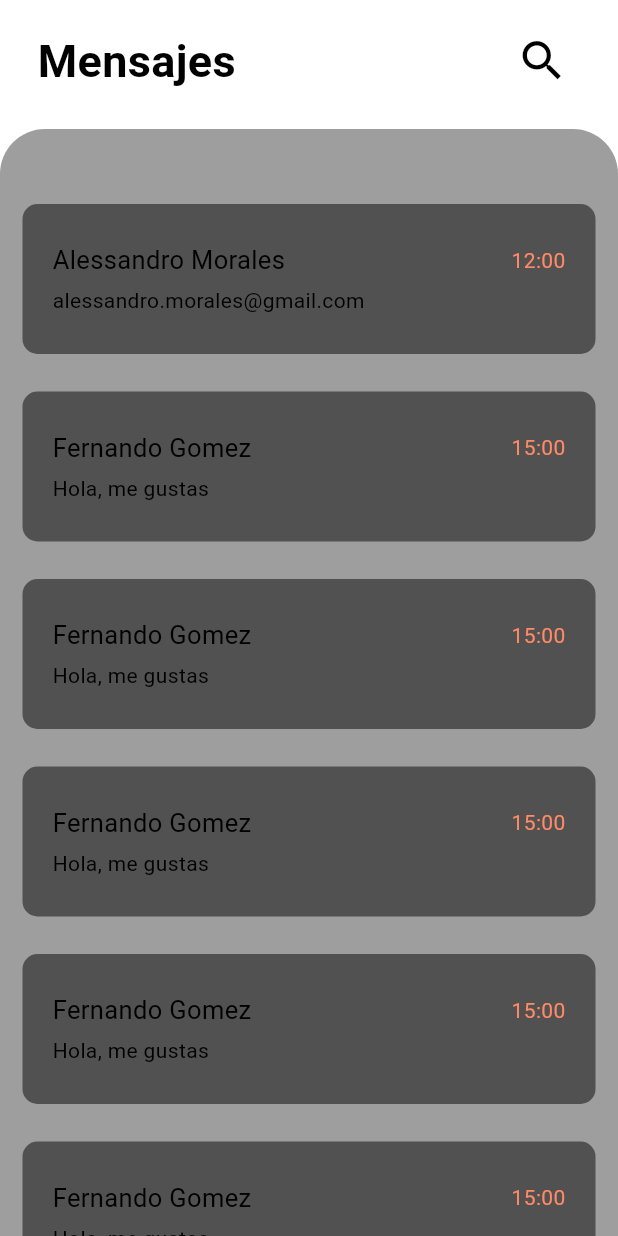
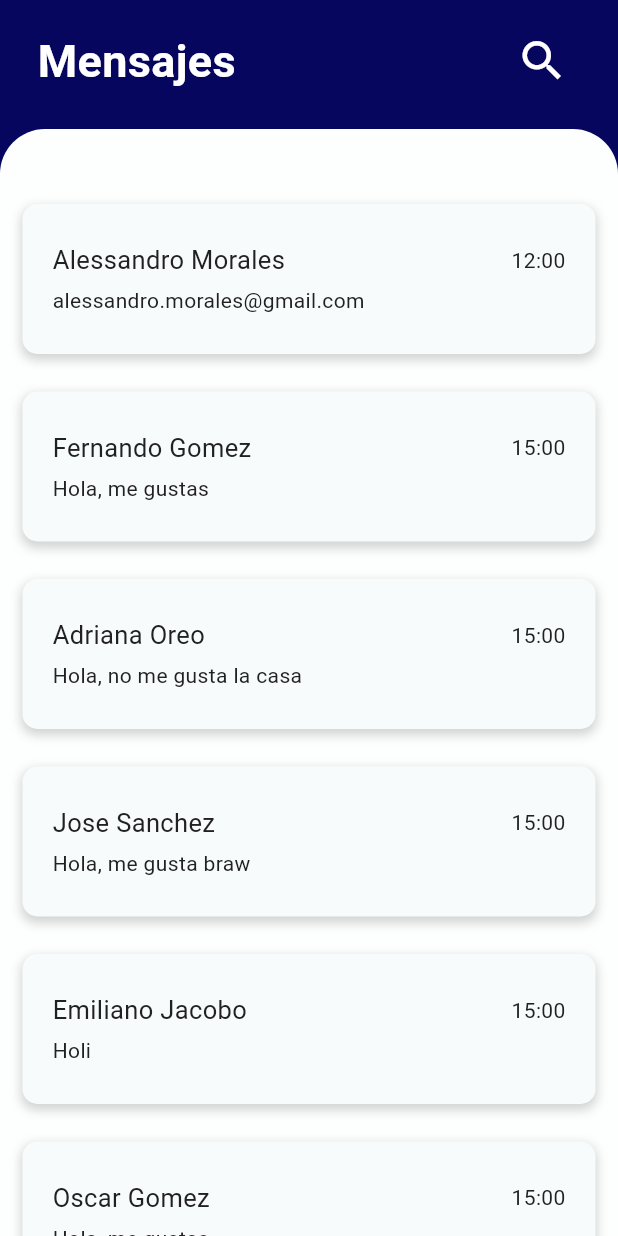
Before and after one commit to Danie0822/habbit_mobil_flutter, a Flutter app: the MessagesScreen screen opened directly, on a phone screen of 412 x 824 dp. Run offline on Flutter 3.47's test engine with Material 3 defaults, Android fonts, the phone set to English and light mode, and no system bars; our stand-ins replace animated_bottom_navigation_bar, go_router.

Commit message:
Finalizacion del diseño de la visualizacion de los chats con modo oscuro y de ahi creacion ya para visuslizacion del chat

```diff
--- /dev/null
+++ b/lib/screens/chat_screen.dart
@@ -0,0 +1,13 @@
+import 'package:flutter/material.dart';
+import 'package:habbit_mobil_flutter/utils/constants/colors.dart';
+import 'package:habbit_mobil_flutter/utils/theme/theme_utils.dart';
+
+class ChatScreen extends StatelessWidget {
+  @override
+  Widget build(BuildContext context) {
+
+    return Scaffold(
+
+    );
+  }
+}
--- a/lib/screens/messages_screen.dart
+++ b/lib/screens/messages_screen.dart
@@ -1,9 +1,21 @@
 import 'package:flutter/material.dart';
+import 'package:habbit_mobil_flutter/utils/constants/colors.dart';
+import 'package:habbit_mobil_flutter/utils/theme/theme_utils.dart';
 
 class MessagesScreen extends StatelessWidget {
   @override
   Widget build(BuildContext context) {
+    final Color containerMain = ThemeUtils.getColorBasedOnBrightness(
+        context, colorBackGroundMessageContainerLight, almostBlackColor);
+
+    final Color containerMessage = ThemeUtils.getColorBasedOnBrightness(
+        context, contenedorMensajeLight, contenedorMensajeDark);
+
+    final Color textName = ThemeUtils.getColorBasedOnBrightness(
+        context, textColor, lightTextColor);
+
     return Scaffold(
+      backgroundColor: colorBackGroundMessage,
       body: SafeArea(
         child: Column(
           crossAxisAlignment: CrossAxisAlignment.start,
@@ -18,12 +30,12 @@ class MessagesScreen extends StatelessWidget {
                     style: TextStyle(
                         fontWeight: FontWeight.bold,
                         fontSize: 30,
-                        color: Colors.black),
+                        color: whiteColor),
                   ),
                   IconButton(
                     onPressed: () {},
                     icon: const Icon(Icons.search),
-                    color: Colors.black,
+                    color: whiteColor,
                     iconSize: 35.0,
                   )
                 ],
@@ -35,9 +47,9 @@ class MessagesScreen extends StatelessWidget {
             Expanded(
               child: Container(
                 width: double.infinity,
-                decoration: const BoxDecoration(
-                    color: Colors.grey,
-                    borderRadius: BorderRadius.only(
+                decoration: BoxDecoration(
+                    color: containerMain,
+                    borderRadius: const BorderRadius.only(
                       topLeft: Radius.circular(30),
                       topRight: Radius.circular(30),
                     )),
@@ -56,9 +68,17 @@ class MessagesScreen extends StatelessWidget {
                           height: 100,
                           width: double.infinity,
                           padding: const EdgeInsets.symmetric(horizontal: 20, vertical: 10),
-                          decoration: const BoxDecoration(
-                            color: Color.fromARGB(255, 82, 81, 81),
-                            borderRadius: BorderRadius.all(Radius.circular(10)),
+                          decoration: BoxDecoration(
+                            color: containerMessage,
+                            borderRadius: const BorderRadius.all(Radius.circular(10)),
+                            boxShadow: [
+                              BoxShadow(
+                                color: textName.withOpacity(0.2),
+                                spreadRadius: 1,
+                                blurRadius: 5,
+                                offset: Offset(0, 3), // Cambia la posición del sombreado
+                              ),
+                            ],
                           ),
                           child: Column(
                             mainAxisAlignment: MainAxisAlignment.center,
@@ -67,23 +87,23 @@ class MessagesScreen extends StatelessWidget {
                               Row(
                                 mainAxisAlignment: MainAxisAlignment.spaceBetween,
                                 children: [
-                                  const Text(
+                                  Text(
                                     'Alessandro Morales',
                                     style: TextStyle(
-                                      color: Colors.black,
+                                      color: textName,
                                       fontSize: 17,
                                     ),
                                   ),
                                   Text(
                                     '12:00',
-                                    style: TextStyle(color: Colors.deepOrange[300]),
+                                    style: TextStyle(color: textName),
                                   ),
                                 ],
                               ),
                               const SizedBox(height: 5),
-                              const Text(
+                              Text(
                                 'alessandro.morales@gmail.com',
-                                style: TextStyle(color: Colors.black),
+                                style: TextStyle(color: textName),
                               ),
                             ],
                           ),
@@ -97,9 +117,17 @@ class MessagesScreen extends StatelessWidget {
                           height: 100,
                           width: double.infinity,
                           padding: const EdgeInsets.symmetric(horizontal: 20, vertical: 10),
-                          decoration: const BoxDecoration(
-                            color: Color.fromARGB(255, 82, 81, 81),
-                            borderRadius: BorderRadius.all(Radius.circular(10)),
+                          decoration: BoxDecoration(
+                            color: containerMessage,
+                            borderRadius: const BorderRadius.all(Radius.circular(10)),
+                            boxShadow: [
+                              BoxShadow(
+                                color: textName.withOpacity(0.2),
+                                spreadRadius: 1,
+                                blurRadius: 5,
+                                offset: Offset(0, 3),
+                              ),
+                            ],
                           ),
                           child: Column(
                             mainAxisAlignment: MainAxisAlignment.center,
@@ -108,23 +136,23 @@ class MessagesScreen extends StatelessWidget {
                               Row(
                                 mainAxisAlignment: MainAxisAlignment.spaceBetween,
                                 children: [
-                                  const Text(
+                                  Text(
                                     'Fernando Gomez',
                                     style: TextStyle(
-                                      color: Colors.black,
+                                      color: textName,
                                       fontSize: 17,
                                     ),
                                   ),
                                   Text(
                                     '15:00',
-                                    style: TextStyle(color: Colors.deepOrange[300]),
+                                    style: TextStyle(color: textName),
                                   ),
                                 ],
                               ),
                               const SizedBox(height: 5),
-                              const Text(
+                              Text(
                                 'Hola, me gustas',
-                                style: TextStyle(color: Colors.black),
+                                style: TextStyle(color: textName),
                               ),
                             ],
                           ),
@@ -138,9 +166,17 @@ class MessagesScreen extends StatelessWidget {
                           height: 100,
                           width: double.infinity,
                           padding: const EdgeInsets.symmetric(horizontal: 20, vertical: 10),
-                          decoration: const BoxDecoration(
-                            color: Color.fromARGB(255, 82, 81, 81),
-                            borderRadius: BorderRadius.all(Radius.circular(10)),
+                          decoration: BoxDecoration(
+                            color: containerMessage,
+                            borderRadius: const BorderRadius.all(Radius.circular(10)),
+                            boxShadow: [
+                              BoxShadow(
+                                color: textName.withOpacity(0.2),
+                                spreadRadius: 1,
+                                blurRadius: 5,
+                                offset: Offset(0, 3),
+                              ),
+                            ],
                           ),
                           child: Column(
                             mainAxisAlignment: MainAxisAlignment.center,
@@ -149,23 +185,23 @@ class MessagesScreen extends StatelessWidget {
                               Row(
                                 mainAxisAlignment: MainAxisAlignment.spaceBetween,
                                 children: [
-                                  const Text(
-                                    'Fernando Gomez',
+                                  Text(
+                                    'Adriana Oreo',
                                     style: TextStyle(
-                                      color: Colors.black,
+                                      color: textName,
                                       fontSize: 17,
                                     ),
                                   ),
                                   Text(
                                     '15:00',
-                                    style: TextStyle(color: Colors.deepOrange[300]),
+                                    style: TextStyle(color: textName),
                                   ),
                                 ],
                               ),
                               const SizedBox(height: 5),
-                              const Text(
-                                'Hola, me gustas',
-                                style: TextStyle(color: Colors.black),
+                              Text(
+                                'Hola, no me gusta la casa',
+                                style: TextStyle(color: textName),
                               ),
                             ],
                           ),
@@ -179,9 +215,17 @@ class MessagesScreen extends StatelessWidget {
                           height: 100,
                           width: double.infinity,
                           padding: const EdgeInsets.symmetric(horizontal: 20, vertical: 10),
-                          decoration: const BoxDecoration(
-                            color: Color.fromARGB(255, 82, 81, 81),
-                            borderRadius: BorderRadius.all(Radius.circular(10)),
+                          decoration: BoxDecoration(
+                            color: containerMessage,
+                            borderRadius: const BorderRadius.all(Radius.circular(10)),
+                            boxShadow: [
+                              BoxShadow(
+                                color: textName.withOpacity(0.2),
+                                spreadRadius: 1,
+                                blurRadius: 5,
+                                offset: Offset(0, 3),
+                              ),
+                            ],
                           ),
                           child: Column(
                             mainAxisAlignment: MainAxisAlignment.center,
@@ -190,23 +234,23 @@ class MessagesScreen extends StatelessWidget {
                               Row(
                                 mainAxisAlignment: MainAxisAlignment.spaceBetween,
                                 children: [
-                                  const Text(
-                                    'Fernando Gomez',
+                                  Text(
+                                    'Jose Sanchez',
                                     style: TextStyle(
-                                      color: Colors.black,
+                                      color: textName,
                                       fontSize: 17,
                                     ),
                                   ),
                                   Text(
                                     '15:00',
-                                    style: TextStyle(color: Colors.deepOrange[300]),
+                                    style: TextStyle(color: textName),
                                   ),
                                 ],
                               ),
                               const SizedBox(height: 5),
-                              const Text(
-                                'Hola, me gustas',
-                                style: TextStyle(color: Colors.black),
+                              Text(
+                                'Hola, me gusta braw',
+                                style: TextStyle(color: textName),
                               ),
                             ],
                           ),
@@ -220,9 +264,17 @@ class MessagesScreen extends StatelessWidget {
                           height: 100,
                           width: double.infinity,
                           padding: const EdgeInsets.symmetric(horizontal: 20, vertical: 10),
-                          decoration: const BoxDecoration(
-                            color: Color.fromARGB(255, 82, 81, 81),
-                            borderRadius: BorderRadius.all(Radius.circular(10)),
+                          decoration: BoxDecoration(
+                            color: containerMessage,
+                            borderRadius: const BorderRadius.all(Radius.circular(10)),
+                            boxShadow: [
+                              BoxShadow(
+                                color: textName.withOpacity(0.2),
+                                spreadRadius: 1,
+                                blurRadius: 5,
+                                offset: Offset(0, 3),
+                              ),
+                            ],
                           ),
                           child: Column(
                             mainAxisAlignment: MainAxisAlignment.center,
@@ -231,23 +283,23 @@ class MessagesScreen extends StatelessWidget {
                               Row(
                                 mainAxisAlignment: MainAxisAlignment.spaceBetween,
                                 children: [
-                                  const Text(
-                                    'Fernando Gomez',
+                                  Text(
+                                    'Emiliano Jacobo',
                                     style: TextStyle(
-                                      color: Colors.black,
+                                      color: textName,
                                       fontSize: 17,
                                     ),
                                   ),
                                   Text(
                                     '15:00',
-                                    style: TextStyle(color: Colors.deepOrange[300]),
+                                    style: TextStyle(color: textName),
                                   ),
                                 ],
                               ),
                               const SizedBox(height: 5),
-                              const Text(
-                                'Hola, me gustas',
-                                style: TextStyle(color: Colors.black),
+                              Text(
+                                'Holi',
+                                style: TextStyle(color: textName),
                               ),
                             ],
                           ),
@@ -261,9 +313,17 @@ class MessagesScreen extends StatelessWidget {
                           height: 100,
                           width: double.infinity,
                           padding: const EdgeInsets.symmetric(horizontal: 20, vertical: 10),
-                          decoration: const BoxDecoration(
-                            color: Color.fromARGB(255, 82, 81, 81),
-                            borderRadius: BorderRadius.all(Radius.circular(10)),
+                          decoration: BoxDecoration(
+                            color: containerMessage,
+                            borderRadius: const BorderRadius.all(Radius.circular(10)),
+                            boxShadow: [
+                              BoxShadow(
+                                color: textName.withOpacity(0.2),
+                                spreadRadius: 1,
+                                blurRadius: 5,
+                                offset: Offset(0, 3),
+                              ),
+                            ],
                           ),
                           child: Column(
                             mainAxisAlignment: MainAxisAlignment.center,
@@ -272,23 +332,23 @@ class MessagesScreen extends StatelessWidget {
                               Row(
                                 mainAxisAlignment: MainAxisAlignment.spaceBetween,
                                 children: [
-                                  const Text(
-                                    'Fernando Gomez',
+                                  Text(
+                                    'Oscar Gomez',
                                     style: TextStyle(
-                                      color: Colors.black,
+                                      color: textName,
                                       fontSize: 17,
                                     ),
                                   ),
                                   Text(
                                     '15:00',
-                                    style: TextStyle(color: Colors.deepOrange[300]),
+                                    style: TextStyle(color: textName),
                                   ),
                                 ],
                               ),
                               const SizedBox(height: 5),
-                              const Text(
+                              Text(
                                 'Hola, me gustas',
-                                style: TextStyle(color: Colors.black),
+                                style: TextStyle(color: textName),
                               ),
                             ],
                           ),
@@ -302,9 +362,17 @@ class MessagesScreen extends StatelessWidget {
                           height: 100,
                           width: double.infinity,
                           padding: const EdgeInsets.symmetric(horizontal: 20, vertical: 10),
-                          decoration: const BoxDecoration(
-                            color: Color.fromARGB(255, 82, 81, 81),
-                            borderRadius: BorderRadius.all(Radius.circular(10)),
+                          decoration: BoxDecoration(
+                            color: containerMessage,
+                            borderRadius: const BorderRadius.all(Radius.circular(10)),
+                            boxShadow: [
+                              BoxShadow(
+                                color: textName.withOpacity(0.2),
+                                spreadRadius: 1,
+                                blurRadius: 5,
+                                offset: Offset(0, 3),
+                              ),
+                            ],
                           ),
                           child: Column(
                             mainAxisAlignment: MainAxisAlignment.center,
@@ -313,23 +381,23 @@ class MessagesScreen extends StatelessWidget {
                               Row(
                                 mainAxisAlignment: MainAxisAlignment.spaceBetween,
                                 children: [
-                                  const Text(
-                                    'Fernando Gomez',
+                                  Text(
+                                    'Daniel Gomez',
                                     style: TextStyle(
-                                      color: Colors.black,
+                                      color: textName,
                                       fontSize: 17,
                                     ),
                                   ),
                                   Text(
                                     '15:00',
-                                    style: TextStyle(color: Colors.deepOrange[300]),
+                                    style: TextStyle(color: textName),
                                   ),
                                 ],
                               ),
                               const SizedBox(height: 5),
-                              const Text(
+                              Text(
                                 'Hola, me gustas',
-                                style: TextStyle(color: Colors.black),
+                                style: TextStyle(color: textName),
                               ),
                             ],
                           ),
--- a/lib/utils/constants/colors.dart
+++ b/lib/utils/constants/colors.dart
@@ -12,6 +12,9 @@ const Color colorTextFieldSerach = Color(0xfff8f8f8);
 const Color colorTextPrimaryLight = Color(0xff0d47a1);
 const Color colorTextSecondaryLight = Color(0xff1976d2);
 const Color colorTextYellowLight = Color(0xFFFFBF3E);
+const Color colorBackGroundMessage = Color(0xFF06065E);
+const Color colorBackGroundMessageContainerLight = Color(0xFFFDFFFF);
+const Color contenedorMensajeLight = Color(0xFFF8FBFB);
 
 // Define your custom dark mode colors
 const Color primaryDarkColor = Color(0xff0d47a1);
@@ -25,3 +28,4 @@ const Color colorTextFieldDark = Color(0xff1e1e1e);
 const Color colorTextPrimaryDark = Color(0xff2c387e);
 const Color colorTextSecondaryDark = Color(0xff1e88e5);
 const Color colorTextYellow = Color(0xFFFFBF3E);
+const Color contenedorMensajeDark = Color.fromARGB(255, 53, 52, 52);
```
